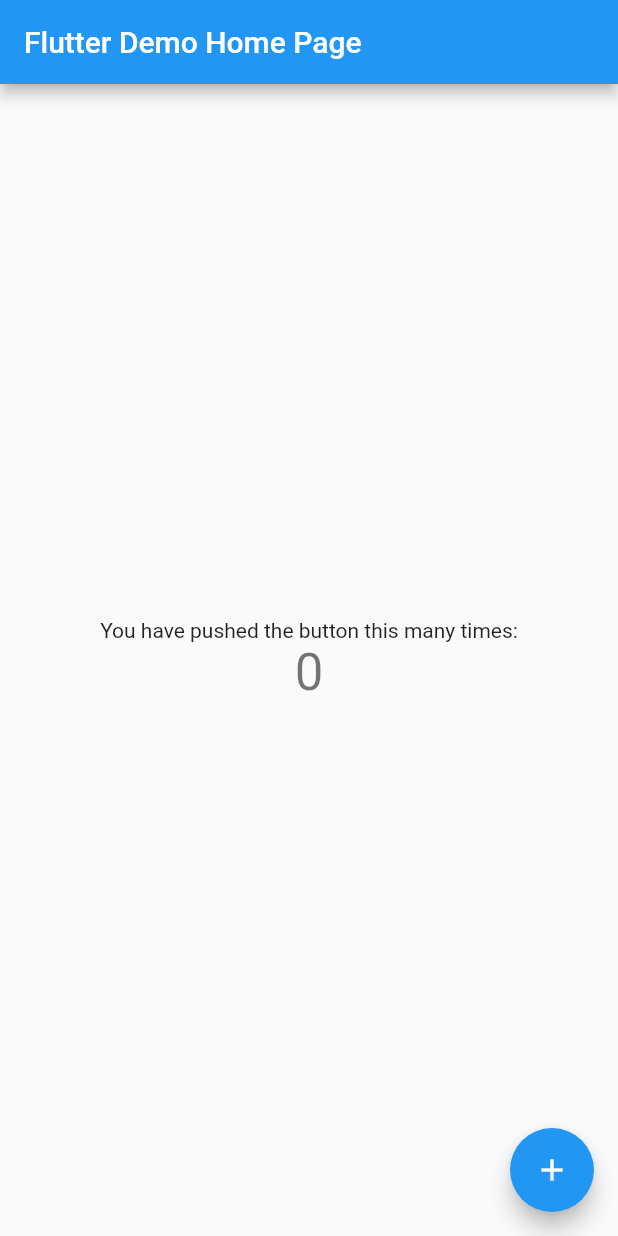
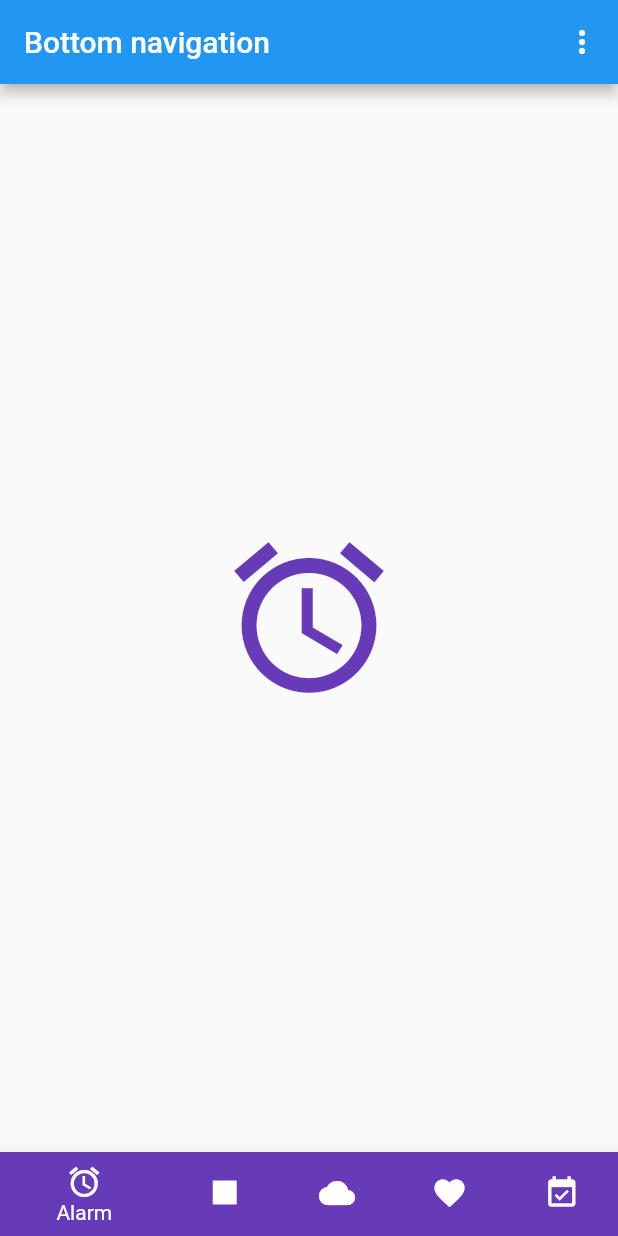
Before and after one commit to jluiz20/flutter_app_try_bottom_bar, a Flutter app: the screen it shows after launch, on a phone screen of 412 x 824 dp. Run offline on Flutter 3.47's test engine with Material 2 defaults, Android fonts, the phone set to English and light mode, and no system bars.

Commit message:
added bottom bar based on sample in the flutter sdk

```diff
--- a/lib/main.dart
+++ b/lib/main.dart
@@ -1,6 +1,85 @@
 import 'package:flutter/material.dart';
 
 void main() => runApp(new MyApp());
+
+class NavigationIconView {
+  NavigationIconView({
+    Widget icon,
+    String title,
+    Color color,
+    TickerProvider vsync,
+  })
+      : _icon = icon,
+        _color = color,
+        _title = title,
+        item = new BottomNavigationBarItem(
+          icon: icon,
+          title: new Text(title),
+          backgroundColor: color,
+        ),
+        controller = new AnimationController(
+          duration: kThemeAnimationDuration,
+          vsync: vsync,
+        ) {
+    _animation = new CurvedAnimation(
+      parent: controller,
+      curve: const Interval(0.5, 1.0, curve: Curves.fastOutSlowIn),
+    );
+  }
+
+  final Widget _icon;
+  final Color _color;
+  final String _title;
+  final BottomNavigationBarItem item;
+  final AnimationController controller;
+  CurvedAnimation _animation;
+
+  FadeTransition transition(BottomNavigationBarType type,
+      BuildContext context) {
+    Color iconColor;
+    if (type == BottomNavigationBarType.shifting) {
+      iconColor = _color;
+    } else {
+      final ThemeData themeData = Theme.of(context);
+      iconColor = themeData.brightness == Brightness.light
+          ? themeData.primaryColor
+          : themeData.accentColor;
+    }
+
+    return new FadeTransition(
+      opacity: _animation,
+      child: new SlideTransition(
+        position: new Tween<Offset>(
+          begin: const Offset(0.0, 0.02), // Slightly down.
+          end: Offset.zero,
+        ).animate(_animation),
+        child: new IconTheme(
+          data: new IconThemeData(
+            color: iconColor,
+            size: 120.0,
+          ),
+          child: new Semantics(
+            label: 'Placeholder for $_title tab',
+            child: _icon,
+          ),
+        ),
+      ),
+    );
+  }
+}
+
+class CustomIcon extends StatelessWidget {
+  @override
+  Widget build(BuildContext context) {
+    final IconThemeData iconTheme = IconTheme.of(context);
+    return new Container(
+      margin: const EdgeInsets.all(4.0),
+      width: iconTheme.size - 8.0,
+      height: iconTheme.size - 8.0,
+      color: iconTheme.color,
+    );
+  }
+}
 
 class MyApp extends StatelessWidget {
   // This widget is the root of your application.
@@ -42,68 +121,129 @@ class MyHomePage extends StatefulWidget {
   _MyHomePageState createState() => new _MyHomePageState();
 }
 
-class _MyHomePageState extends State<MyHomePage> {
-  int _counter = 0;
+class _MyHomePageState extends State<MyHomePage> with TickerProviderStateMixin {
+  int _currentIndex = 0;
+  BottomNavigationBarType _type = BottomNavigationBarType.shifting;
+  List<NavigationIconView> _navigationViews;
 
-  void _incrementCounter() {
+  @override
+  void initState() {
+    super.initState();
+    _navigationViews = <NavigationIconView>[
+      new NavigationIconView(
+        icon: const Icon(Icons.access_alarm),
+        title: 'Alarm',
+        color: Colors.deepPurple,
+        vsync: this,
+      ),
+      new NavigationIconView(
+        icon: new CustomIcon(),
+        title: 'Box',
+        color: Colors.deepOrange,
+        vsync: this,
+      ),
+      new NavigationIconView(
+        icon: const Icon(Icons.cloud),
+        title: 'Cloud',
+        color: Colors.teal,
+        vsync: this,
+      ),
+      new NavigationIconView(
+        icon: const Icon(Icons.favorite),
+        title: 'Favorites',
+        color: Colors.indigo,
+        vsync: this,
+      ),
+      new NavigationIconView(
+        icon: const Icon(Icons.event_available),
+        title: 'Event',
+        color: Colors.pink,
+        vsync: this,
+      )
+    ];
+
+    for (NavigationIconView view in _navigationViews)
+      view.controller.addListener(_rebuild);
+
+    _navigationViews[_currentIndex].controller.value = 1.0;
+  }
+
+  @override
+  void dispose() {
+    for (NavigationIconView view in _navigationViews)
+      view.controller.dispose();
+    super.dispose();
+  }
+
+  void _rebuild() {
     setState(() {
-      // This call to setState tells the Flutter framework that something has
-      // changed in this State, which causes it to rerun the build method below
-      // so that the display can reflect the updated values. If we changed
-      // _counter without calling setState(), then the build method would not be
-      // called again, and so nothing would appear to happen.
-      _counter++;
+      // Rebuild in order to animate views.
     });
+  }
+
+  Widget _buildTransitionsStack() {
+    final List<FadeTransition> transitions = <FadeTransition>[];
+
+    for (NavigationIconView view in _navigationViews)
+      transitions.add(view.transition(_type, context));
+
+    // We want to have the newly animating (fading in) views on top.
+    transitions.sort((FadeTransition a, FadeTransition b) {
+      final Animation<double> aAnimation = a.opacity;
+      final Animation<double> bAnimation = b.opacity;
+      final double aValue = aAnimation.value;
+      final double bValue = bAnimation.value;
+      return aValue.compareTo(bValue);
+    });
+
+    return new Stack(children: transitions);
   }
 
   @override
   Widget build(BuildContext context) {
-    // This method is rerun every time setState is called, for instance as done
-    // by the _incrementCounter method above.
-    //
-    // The Flutter framework has been optimized to make rerunning build methods
-    // fast, so that you can just rebuild anything that needs updating rather
-    // than having to individually change instances of widgets.
+    final BottomNavigationBar botNavBar = new BottomNavigationBar(
+      items: _navigationViews
+          .map((NavigationIconView navigationView) => navigationView.item)
+          .toList(),
+      currentIndex: _currentIndex,
+      type: _type,
+      onTap: (int index) {
+        setState(() {
+          _navigationViews[_currentIndex].controller.reverse();
+          _currentIndex = index;
+          _navigationViews[_currentIndex].controller.forward();
+        });
+      },
+    );
+
     return new Scaffold(
       appBar: new AppBar(
-        // Here we take the value from the MyHomePage object that was created by
-        // the App.build method, and use it to set our appbar title.
-        title: new Text(widget.title),
+        title: const Text('Bottom navigation'),
+        actions: <Widget>[
+          new PopupMenuButton<BottomNavigationBarType>(
+            onSelected: (BottomNavigationBarType value) {
+              setState(() {
+                _type = value;
+              });
+            },
+            itemBuilder: (BuildContext context) =>
+            <PopupMenuItem<BottomNavigationBarType>>[
+              const PopupMenuItem<BottomNavigationBarType>(
+                value: BottomNavigationBarType.fixed,
+                child: const Text('Fixed'),
+              ),
+              const PopupMenuItem<BottomNavigationBarType>(
+                value: BottomNavigationBarType.shifting,
+                child: const Text('Shifting'),
+              )
+            ],
+          )
+        ],
       ),
       body: new Center(
-        // Center is a layout widget. It takes a single child and positions it
-        // in the middle of the parent.
-        child: new Column(
-          // Column is also layout widget. It takes a list of children and
-          // arranges them vertically. By default, it sizes itself to fit its
-          // children horizontally, and tries to be as tall as its parent.
-          //
-          // Invoke "debug paint" (press "p" in the console where you ran
-          // "flutter run", or select "Toggle Debug Paint" from the Flutter tool
-          // window in IntelliJ) to see the wireframe for each widget.
-          //
-          // Column has various properties to control how it sizes itself and
-          // how it positions its children. Here we use mainAxisAlignment to
-          // center the children vertically; the main axis here is the vertical
-          // axis because Columns are vertical (the cross axis would be
-          // horizontal).
-          mainAxisAlignment: MainAxisAlignment.center,
-          children: <Widget>[
-            new Text(
-              'You have pushed the button this many times:',
-            ),
-            new Text(
-              '$_counter',
-              style: Theme.of(context).textTheme.display1,
-            ),
-          ],
-        ),
+          child: _buildTransitionsStack()
       ),
-      floatingActionButton: new FloatingActionButton(
-        onPressed: _incrementCounter,
-        tooltip: 'Increment',
-        child: new Icon(Icons.add),
-      ), // This trailing comma makes auto-formatting nicer for build methods.
+      bottomNavigationBar: botNavBar,
     );
   }
 }
```
